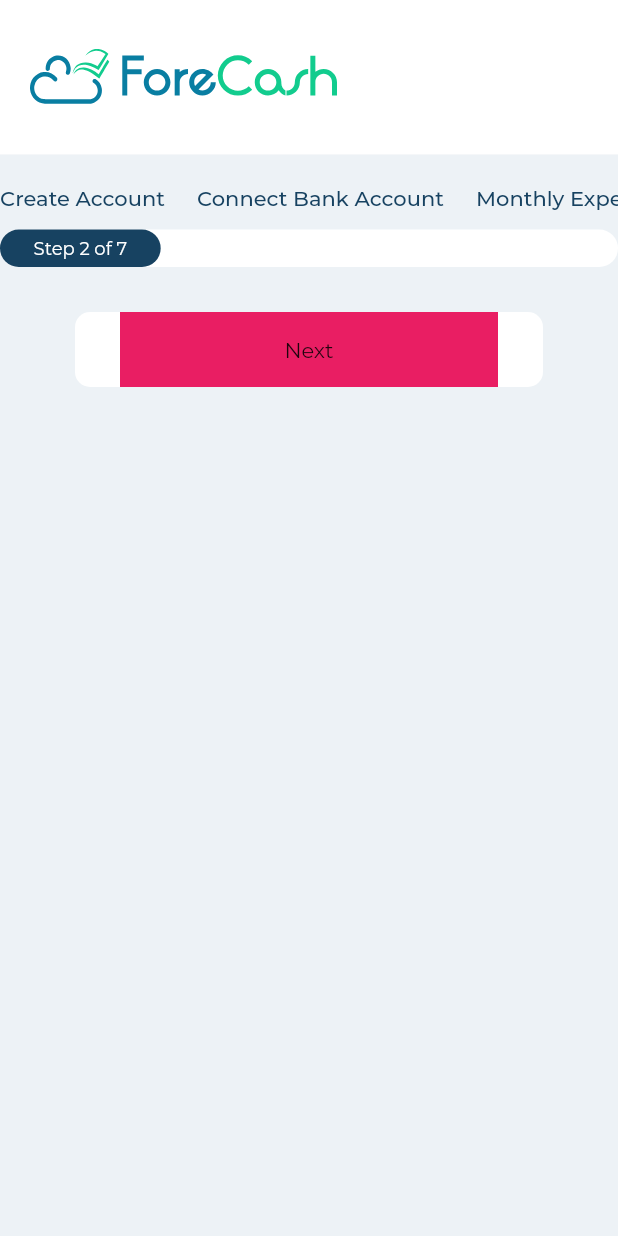
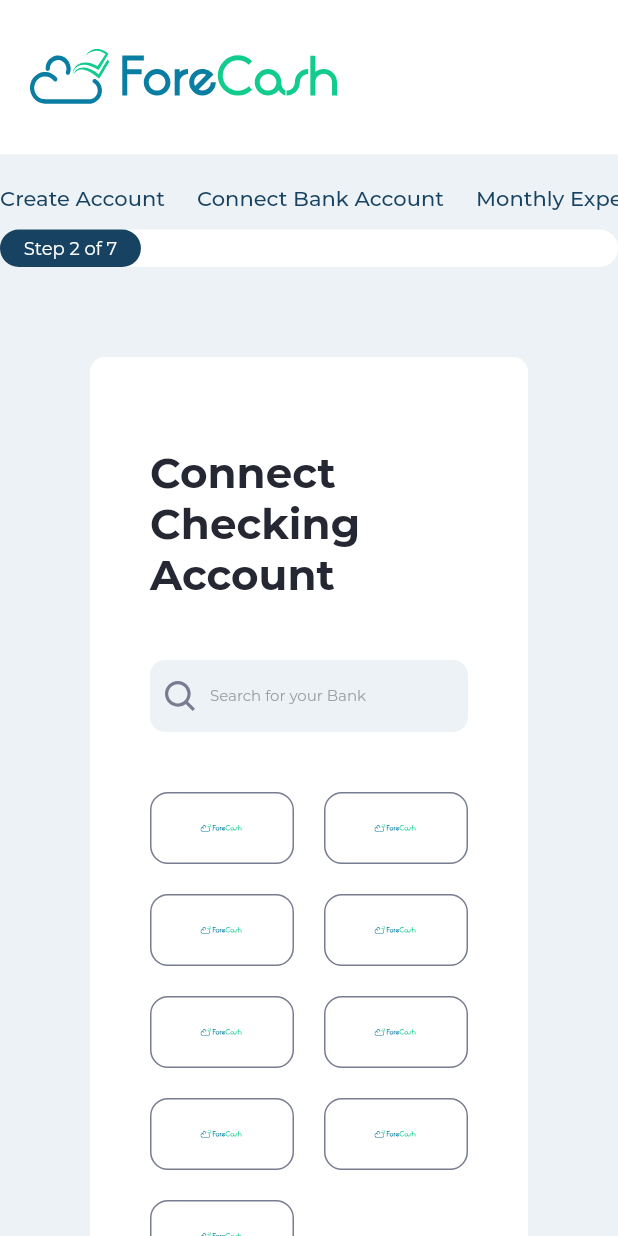
Before and after one commit to forcashdev/ForeCash, a Flutter app: the SetupStepPage screen opened directly, after a tap on "Sign up", on a phone screen of 412 x 824 dp. Run offline on Flutter 3.47's test engine with Material 2 defaults, Android fonts, the phone set to English and light mode, and no system bars; our stand-ins replace flutter_slidable, flutter_svg, rxdart; missing offline and left inert: configurable_expansion_tile; project files that could hold a hidden picture were left out.

Commit message:
UPDATE : Web Bank A/c Screen & Monthly income  Screen

```diff
--- a/lib/app/widgets/common_text_field.dart
+++ b/lib/app/widgets/common_text_field.dart
@@ -1,7 +1,7 @@
+import 'package:flutter/foundation.dart';
 import 'package:flutter/material.dart';
 import 'package:flutter/services.dart';
 import 'package:for_cash/app/theme/app_theme.dart';
-import 'package:flutter/foundation.dart' show kIsWeb;
 
 // ignore: must_be_immutable
 class CommonTextField extends StatelessWidget {
@@ -25,8 +25,8 @@ class CommonTextField extends StatelessWidget {
   bool isFill = false;
   final colorBackground;
 
-  CommonTextField({
-    Key key,
+  CommonTextField(
+      {Key key,
       @required this.text,
       this.controller,
       @required this.inputType,
@@ -46,21 +46,19 @@ class CommonTextField extends StatelessWidget {
       this.textInputAction,
       this.iconPrefix,
       this.onPrefixTap,
-    this.colorBackground =AppTheme.colorBackground
-  }) : super(key: key);
+      this.colorBackground = AppTheme.colorBackground})
+      : super(key: key);
 
   @override
   Widget build(BuildContext context) {
     return Container(
       alignment: Alignment.centerLeft,
-      height: kIsWeb ? MediaQuery.of(context).size.height * 0.090 : 50.0,
       width: MediaQuery.of(context).size.width,
       margin: EdgeInsets.zero,
       padding: EdgeInsets.zero,
-      decoration: BoxDecoration(
-          borderRadius: BorderRadius.circular(10.0),
-          color: colorBackground),
+      decoration: BoxDecoration(borderRadius: BorderRadius.circular(10.0), color: colorBackground),
       child: TextFormField(
+        textAlignVertical: TextAlignVertical.center,
         cursorColor: AppTheme.colorPrimary,
         onChanged: onChanged,
         enabled: isEnabled,
@@ -79,31 +77,24 @@ class CommonTextField extends StatelessWidget {
         onFieldSubmitted: onFieldSubmitted,
         maxLines: maxLine != null ? maxLine : 1,
         focusNode: focusNode,
+        textAlign: TextAlign.start,
         decoration: InputDecoration(
           alignLabelWithHint: false,
           isDense: true,
-          suffixIcon: IconButton(
-              icon: iconSuffix != null ? iconSuffix : SizedBox(),
-              onPressed: onSuffixTap),
-          suffixIconConstraints: BoxConstraints(
-            maxWidth: iconSuffix != null ? 40 : 10
-          ),
-          prefixIcon: IconButton(
-              icon: iconPrefix != null ? iconPrefix : SizedBox(),
-              onPressed: onPrefixTap),
-          prefixIconConstraints: BoxConstraints(
-            maxWidth: iconPrefix != null ? 40 :10
-          ),
-          contentPadding: EdgeInsets.zero,
+          suffixIcon: IconButton(icon: iconSuffix != null ? iconSuffix : SizedBox(), onPressed: onSuffixTap),
+          suffixIconConstraints: BoxConstraints(maxWidth: iconSuffix != null ? 40 : 10),
+          prefixIcon: IconButton(icon: iconPrefix != null ? iconPrefix : SizedBox(), onPressed: onPrefixTap),
+          prefixIconConstraints: BoxConstraints(maxWidth: iconPrefix != null ? 40 : 10),
+          contentPadding: EdgeInsets.only(bottom: 5.0),
           labelStyle: TextStyle(
               color: Colors.grey,
-              fontSize: 12.0,
+              fontSize: kIsWeb ? 12.0 : 10.0,
               fontWeight: FontWeight.w400,
               fontFamily: AppTheme.fontName),
           border: InputBorder.none,
           hintStyle: TextStyle(
               color: Colors.grey,
-              fontSize: 12.0,
+              fontSize: kIsWeb ? 14.0 : 12.0,
               fontWeight: FontWeight.w400,
               fontFamily: AppTheme.fontName),
           hintText: hintText,
--- a/lib/pages/connect_bank_account_page/web_bank_account_page.dart
+++ b/lib/pages/connect_bank_account_page/web_bank_account_page.dart
@@ -1,6 +1,8 @@
 import 'package:flutter/material.dart';
-import 'package:for_cash/app/constants/constants.dart';
+import 'package:for_cash/app/theme/app_theme.dart';
 import 'package:for_cash/app/widgets/common_text.dart';
+import 'package:for_cash/pages/connect_bank_account_page/widgets/bank_list.dart';
+import 'package:for_cash/pages/connect_bank_account_page/widgets/bank_search_field.dart';
 
 class WebBankAccountPage extends StatefulWidget {
   const WebBankAccountPage({Key key}) : super(key: key);
@@ -12,7 +14,15 @@ class WebBankAccountPage extends StatefulWidget {
 class WebBankAccountPageState extends State<WebBankAccountPage> {
   @override
   Widget build(BuildContext context) {
-    return LayoutBuilder(
+    return Container(
+      width: 750,
+      decoration: BoxDecoration(
+        color: Colors.white,
+        borderRadius: BorderRadius.circular(10.0),
+      ),
+      margin: EdgeInsets.symmetric(horizontal: 60.0, vertical: 30.0),
+      padding: EdgeInsets.symmetric(horizontal: 40.0, vertical: 60.0),
+      child: LayoutBuilder(
         builder: (context, constraints) {
           if (constraints.maxWidth >= 1100) {
             return Container(
@@ -21,21 +31,34 @@ class WebBankAccountPageState extends State<WebBankAccountPage> {
               color: Colors.red,
             );
           } else {
-          return Container(
-            width: 50.0,
-            height: 50.0,
-            color: Colors.pink,
-            child: Center(
-              child: InkWell(
-                child: CommonText("Next"),
-                onTap: () {
-                  stepIndexController.sink.add(2);
-                },
+            return SingleChildScrollView(
+              physics: ClampingScrollPhysics(),
+              child: Container(
+                child: Column(
+                  children: [
+                    Center(
+                      child: CommonText(
+                        "Connect Checking Account",
+                        color: AppTheme.colorBlack,
+                        fontSize: 28.0,
+                        fontWeight: FontWeight.w700,
+                      ),
+                    ),
+                    SizedBox(
+                      height: 40.0,
+                    ),
+                    BankSearchField(),
+                    SizedBox(
+                      height: 40,
+                    ),
+                    BankList()
+                  ],
                 ),
               ),
             );
           }
         },
+      ),
     );
   }
 }
--- a/lib/pages/connect_bank_account_page/widgets/bank_list.dart
+++ b/lib/pages/connect_bank_account_page/widgets/bank_list.dart
@@ -1,3 +1,4 @@
+import 'package:flutter/foundation.dart';
 import 'package:flutter/material.dart';
 import 'package:for_cash/app/constants/constants.dart';
 import 'package:for_cash/pages/connect_bank_account_page/widgets/bank_image.dart';
@@ -20,16 +21,17 @@ class BankList extends StatelessWidget {
   Widget build(BuildContext context) {
     return GridView.count(
         shrinkWrap: true,
-        crossAxisCount: 2,
-        childAspectRatio: 2.0,
-        mainAxisSpacing: 20.0,
-        crossAxisSpacing: 20.0,
+        crossAxisCount: kIsWeb ? 3 : 2,
+        childAspectRatio: kIsWeb ? 2.5 : 2,
+        mainAxisSpacing: kIsWeb ? 30.0 : 20.0,
+        crossAxisSpacing: kIsWeb ? 30.0 : 20.0,
         children: imageList.map((String url) {
           return InkWell(
-            onTap: () => Navigator.push(
-                context,
-                MaterialPageRoute(
-                    builder: (builder) => MobileSelectMonthlyIncomePage())),
+            onTap: () {
+              kIsWeb
+                  ? stepIndexController.sink.add(2)
+                  : Navigator.push(context, MaterialPageRoute(builder: (builder) => MobileSelectMonthlyIncomePage()));
+            },
             child: GridTile(child: BankImage(url)),
           );
         }).toList());
--- a/lib/pages/connect_bank_account_page/widgets/bank_search_field.dart
+++ b/lib/pages/connect_bank_account_page/widgets/bank_search_field.dart
@@ -15,8 +15,8 @@ class BankSearchField extends StatelessWidget {
       isFill: true,
       iconPrefix: CommonImageAsset(
         image: Constants.ic_search,
-        height: 20,
-        width: 20,
+        height: 20.0,
+        width: 20.0,
       ),
     );
   }
--- a/lib/pages/setup_step/setup_step_page.dart
+++ b/lib/pages/setup_step/setup_step_page.dart
@@ -4,7 +4,12 @@ import 'package:for_cash/app/theme/app_theme.dart';
 import 'package:for_cash/app/widgets/common_image_asset.dart';
 import 'package:for_cash/app/widgets/common_text.dart';
 import 'package:for_cash/pages/connect_bank_account_page/web_bank_account_page.dart';
+import 'package:for_cash/pages/select_calendar_page/web_select_calender_page.dart';
+import 'package:for_cash/pages/select_monthly_expense/web_select_monthly_expense_page.dart';
+import 'package:for_cash/pages/select_monthly_income/web_select_monthly_income.dart';
+import 'package:for_cash/pages/select_weekly_income/web_select_weekly_income_page.dart';
 import 'package:for_cash/pages/setup_step/setup_step_view_model.dart';
+import 'package:for_cash/pages/setup_weekly_budget/web_setup_weekly_budget_page.dart';
 import 'package:for_cash/pages/sign_up/web_sign_up_page.dart';
 
 class SetupStepPage extends StatefulWidget {
@@ -19,10 +24,11 @@ class SetupStepPageState extends State<SetupStepPage> {
   List<Widget> stepScreenList = [
     WebSignUpPage(),
     WebBankAccountPage(),
-    WebBankAccountPage(),
-    WebBankAccountPage(),
-    WebBankAccountPage(),
-    WebBankAccountPage(),
+    WebSelectMonthlyIncomePage(),
+    WebSelectWeeklyIncomePage(),
+    WebSelectMonthlyExpensePage(),
+    WebSelectWeeklyBudgetPage(),
+    WebSelectCalanderPage(),
   ];
 
   List<String> stepList = [
@@ -39,6 +45,7 @@ class SetupStepPageState extends State<SetupStepPage> {
   Widget build(BuildContext context) {
     model ?? (model = SetupStepViewModel(this));
     var size = MediaQuery.of(context).size;
+    var width1 = size.width * 0.114;
     return Scaffold(
       body: Container(
         height: size.height,
@@ -77,7 +84,6 @@ class SetupStepPageState extends State<SetupStepPage> {
                         children: [
                           Container(
                             height: 30.0,
-                            width: 1320,
                             alignment: Alignment.center,
                             child: ListView.separated(
                               separatorBuilder: (context, index) {
@@ -106,7 +112,6 @@ class SetupStepPageState extends State<SetupStepPage> {
                           Stack(
                             children: [
                               Container(
-                                width: 1400,
                                 height: 25.0,
                                  decoration: BoxDecoration(
                                   color: Colors.white,
@@ -118,7 +123,7 @@ class SetupStepPageState extends State<SetupStepPage> {
                                   builder: (context, snapshot) {
                                     if (snapshot.hasData && snapshot.data != null) {
                                       return Container(
-                                          width: (size.width * 0.13) * (snapshot.data + 1),
+                                          width: width1 * (snapshot.data + 1),
                                           height: 25.0,
                                           decoration: BoxDecoration(
                                             color: AppTheme.colorPrimary,
@@ -156,15 +161,7 @@ class SetupStepPageState extends State<SetupStepPage> {
                     SizedBox(
                       height: 30.0,
                     ),
-                    Container(
-                      width: 750,
-                      margin: EdgeInsets.symmetric(horizontal: 50.0),
-                      padding: EdgeInsets.symmetric(horizontal: 30.0),
-                      decoration: BoxDecoration(
-                        color: Colors.white,
-                        borderRadius: BorderRadius.circular(10.0),
-                      ),
-                      child: StreamBuilder<int>(
+                    StreamBuilder<int>(
                       stream: stepIndexStream,
                       builder: (context, snapshot) {
                         print("Step Index Stream-> ${snapshot.data}");
@@ -174,7 +171,6 @@ class SetupStepPageState extends State<SetupStepPage> {
                           return stepScreenList[0];
                         }
                       },
-                      ),
                     ),
                     SizedBox(
                       height: 50.0,
--- a/lib/pages/sign_up/web_sign_up_page.dart
+++ b/lib/pages/sign_up/web_sign_up_page.dart
@@ -226,15 +226,11 @@ class WebSignUpPageState extends State<WebSignUpPage> {
             ),
           ),
           Center(
-            child: Container(
-              height: 35,
-              width: 630,
             child: CommonTextField(
               hintText: 'Name',
               inputType: TextInputType.emailAddress,
               onChanged: (val) {},
               onTap: () {},
-              ),
             ),
           ),
         ],
@@ -261,15 +257,11 @@ class WebSignUpPageState extends State<WebSignUpPage> {
             ),
           ),
           Center(
-            child: Container(
-              height: 35,
-              width: 630,
             child: CommonTextField(
               hintText: 'Email address',
               inputType: TextInputType.emailAddress,
               onChanged: (val) {},
               onTap: () {},
-              ),
             ),
           ),
         ],
@@ -284,9 +276,6 @@ class WebSignUpPageState extends State<WebSignUpPage> {
         crossAxisAlignment: CrossAxisAlignment.start,
         children: [
           Center(
-            child: Container(
-              height: 35,
-              width: 630,
             child: CommonTextField(
               hintText: 'Password',
               inputType: TextInputType.emailAddress,
@@ -305,7 +294,6 @@ class WebSignUpPageState extends State<WebSignUpPage> {
                 });
               },
               onTap: () {},
-              ),
             ),
           ),
           SizedBox(
```
Also changed, not shown: lib/pages/select_calendar_page/web_select_calender_page.dart (added, +31 -0 lines), lib/pages/select_monthly_expense/web_select_monthly_expense_page.dart (added, +31 -0 lines), lib/pages/select_monthly_income/web_select_monthly_income.dart (added, +111 -0 lines), lib/pages/select_weekly_income/web_select_weekly_income_page.dart (added, +31 -0 lines), lib/pages/setup_weekly_budget/web_setup_weekly_budget_page.dart (added, +31 -0 lines). Lines whose indentation alone changed are shown as unchanged.
